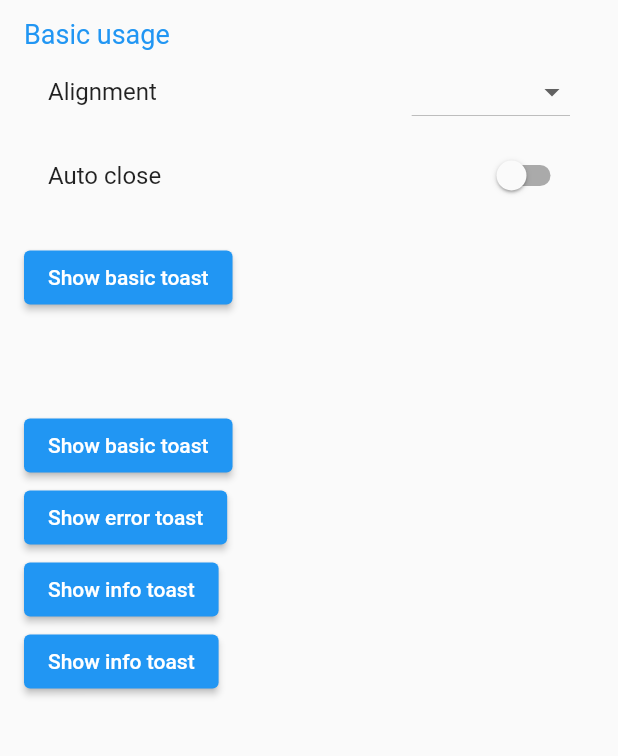
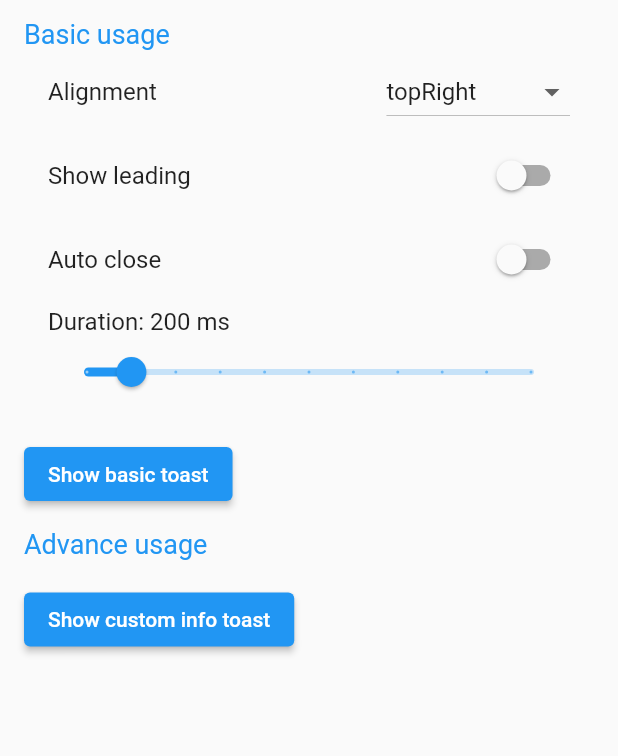
Before and after one commit to lvxduck/toastify, a Flutter app: the screen it shows after launch, on a phone screen of 412 x 824 dp, the part 108-864 px from its top. Run offline on Flutter 3.47's test engine with Material 2 defaults, Android fonts, the phone set to English and light mode, and no system bars.

Commit message:
feat: update example to custom duration and leading

```diff
--- a/example/lib/main.dart
+++ b/example/lib/main.dart
@@ -1,8 +1,6 @@
-import 'dart:math';
-
+import 'package:example/widgets/advance_usage.dart';
 import 'package:example/widgets/basic_usage.dart';
 import 'package:flutter/material.dart';
-import 'package:toastify/toastify.dart';
 
 void main() {
   runApp(const MyApp());
@@ -52,83 +50,9 @@ class _MyHomePageState extends State<MyHomePage> {
                     ?.copyWith(color: Colors.grey[800]),
               ),
               const SizedBox(height: 12),
-              Text(
-                'Basic usage',
-                style: TextStyle(
-                  color: Theme.of(context).primaryColor,
-                  fontSize: 18,
-                ),
-              ),
               const BasicUsage(),
-              const SizedBox(height: 64),
-              ElevatedButton(
-                onPressed: () {
-                  final id = Random().nextInt(100);
-                  showToast(
-                    context,
-                    Toast(
-                      title: 'hhee baby',
-                      description: 'This is a basic toast $id',
-                    ),
-                  );
-                },
-                child: const Text('Show basic toast'),
-              ),
-              ElevatedButton(
-                onPressed: () {
-                  final id = Random().nextInt(100);
-                  showToast(
-                    context,
-                    Toast(
-                      title: 'Error',
-                      description: 'This is a error toast $id',
-                      leading: const Icon(
-                        Icons.error,
-                        color: Colors.red,
-                      ),
-                    ),
-                  );
-                },
-                child: const Text('Show error toast'),
-              ),
-              ElevatedButton(
-                onPressed: () {
-                  final id = Random().nextInt(100);
-                  showToast(
-                    context,
-                    Toast(
-                      title: 'Info',
-                      description: 'This is a info toast $id',
-                      leading: const Icon(
-                        Icons.info,
-                        color: Colors.blue,
-                      ),
-                    ),
-                    duration: const Duration(seconds: 1),
-                    alignment: Alignment.topLeft,
-                  );
-                },
-                child: const Text('Show info toast'),
-              ),
-              ElevatedButton(
-                onPressed: () {
-                  final id = Random().nextInt(100);
-                  showToast(
-                    context,
-                    Toast(
-                      title: 'Info',
-                      description: 'This is a info toast $id',
-                      leading: const Icon(
-                        Icons.info,
-                        color: Colors.blue,
-                      ),
-                    ),
-                    duration: const Duration(seconds: 1),
-                    alignment: Alignment.bottomCenter,
-                  );
-                },
-                child: const Text('Show info toast'),
-              ),
+              const SizedBox(height: 12),
+              const AdvanceUsage(),
             ],
           ),
         ),
--- /dev/null
+++ b/example/lib/widgets/advance_usage.dart
@@ -0,0 +1,103 @@
+import 'dart:math';
+
+import 'package:flutter/material.dart';
+import 'package:toastify/toastify.dart';
+
+class AdvanceUsage extends StatefulWidget {
+  const AdvanceUsage({Key? key}) : super(key: key);
+
+  @override
+  State<AdvanceUsage> createState() => _AdvanceUsageState();
+}
+
+class _AdvanceUsageState extends State<AdvanceUsage> {
+  @override
+  Widget build(BuildContext context) {
+    return Column(
+      crossAxisAlignment: CrossAxisAlignment.start,
+      children: [
+        Text(
+          'Advance usage',
+          style: TextStyle(
+            color: Theme.of(context).primaryColor,
+            fontSize: 18,
+          ),
+        ),
+        const SizedBox(height: 16),
+        ElevatedButton(
+          onPressed: () {
+            final id = Random().nextInt(100);
+            showToast(
+              context,
+              CustomInfoToast(
+                title: 'Hello, Flutter dev!',
+                description: 'This is a custom info toast $id',
+              ),
+            );
+          },
+          child: const Text('Show custom info toast'),
+        ),
+      ],
+    );
+  }
+}
+
+class CustomInfoToast extends StatelessWidget {
+  const CustomInfoToast({
+    Key? key,
+    required this.title,
+    required this.description,
+  }) : super(key: key);
+
+  final String title;
+  final String description;
+
+  @override
+  Widget build(BuildContext context) {
+    return Container(
+      decoration: BoxDecoration(
+        color: Colors.blue[100],
+        borderRadius: BorderRadius.circular(16),
+      ),
+      margin: const EdgeInsets.symmetric(vertical: 6),
+      child: Padding(
+        padding: const EdgeInsets.all(16) - const EdgeInsets.only(right: 16),
+        child: Row(
+          children: [
+            const Icon(
+              Icons.info,
+              color: Colors.blue,
+            ),
+            const SizedBox(width: 12),
+            Expanded(
+              child: Column(
+                crossAxisAlignment: CrossAxisAlignment.start,
+                mainAxisAlignment: MainAxisAlignment.center,
+                children: [
+                  Text(
+                    title,
+                    style: const TextStyle(fontWeight: FontWeight.w600),
+                  ),
+                  const SizedBox(height: 6),
+                  Text(
+                    description,
+                    overflow: TextOverflow.visible,
+                    maxLines: 3,
+                  ),
+                ],
+              ),
+            ),
+            IconButton(
+              onPressed: () {
+                Toastify.of(context).removeItem(this);
+              },
+              icon: const Icon(Icons.close),
+              splashRadius: 24,
+            ),
+            const SizedBox(width: 10),
+          ],
+        ),
+      ),
+    );
+  }
+}
--- a/example/lib/widgets/basic_usage.dart
+++ b/example/lib/widgets/basic_usage.dart
@@ -11,15 +11,24 @@ class BasicUsage extends StatefulWidget {
 }
 
 class _BasicUsageState extends State<BasicUsage> {
-  Alignment? alignment;
+  Alignment? alignment = Alignment.topRight;
   bool autoClose = false;
+  bool showLeading = false;
   double lifeTime = 100;
+  double duration = 200;
 
   @override
   Widget build(BuildContext context) {
     return Column(
       crossAxisAlignment: CrossAxisAlignment.start,
       children: [
+        Text(
+          'Basic usage',
+          style: TextStyle(
+            color: Theme.of(context).primaryColor,
+            fontSize: 18,
+          ),
+        ),
         ListTile(
           title: Row(
             children: [
@@ -28,11 +37,15 @@ class _BasicUsageState extends State<BasicUsage> {
               DropdownButton(
                 value: alignment,
                 items: [
-                  Alignment.topRight,
                   Alignment.topLeft,
                   Alignment.topCenter,
+                  Alignment.topRight,
                   Alignment.centerRight,
+                  Alignment.centerLeft,
                   Alignment.center,
+                  Alignment.bottomLeft,
+                  Alignment.bottomRight,
+                  Alignment.bottomCenter,
                 ]
                     .map(
                       (e) => DropdownMenuItem(
@@ -50,6 +63,11 @@ class _BasicUsageState extends State<BasicUsage> {
             ],
           ),
         ),
+        SwitchListTile(
+          value: showLeading,
+          onChanged: (value) => setState(() => showLeading = value),
+          title: const Text('Show leading'),
+        ),
         ListTile(
           title: Row(
             children: [
@@ -64,7 +82,6 @@ class _BasicUsageState extends State<BasicUsage> {
               ),
             ],
           ),
-          horizontalTitleGap: 0,
           subtitle: autoClose
               ? Slider(
                   value: lifeTime,
@@ -75,6 +92,16 @@ class _BasicUsageState extends State<BasicUsage> {
                 )
               : null,
         ),
+        ListTile(
+          title: Text('Duration: ${duration.toInt()} ms'),
+          subtitle: Slider(
+            value: duration,
+            onChanged: (value) => setState(() => duration = value),
+            min: 100,
+            max: 2000,
+            divisions: 10,
+          ),
+        ),
         const SizedBox(height: 16),
         ElevatedButton(
           onPressed: () {
@@ -83,11 +110,19 @@ class _BasicUsageState extends State<BasicUsage> {
               context,
               Toast(
                 title: 'Basic toast',
+                width: 320,
+                leading: showLeading
+                    ? const Icon(
+                        Icons.info,
+                        color: Colors.blue,
+                      )
+                    : null,
                 description: 'This is a basic toast $id '
                     '${autoClose ? '. It will close after ${lifeTime.toInt()} ms' : ''}',
               ),
               alignment: alignment ?? Alignment.topRight,
-              duration: autoClose
+              duration: Duration(milliseconds: duration.toInt()),
+              lifeTime: autoClose
                   ? Duration(
                       milliseconds: lifeTime.toInt(),
                     )
```
